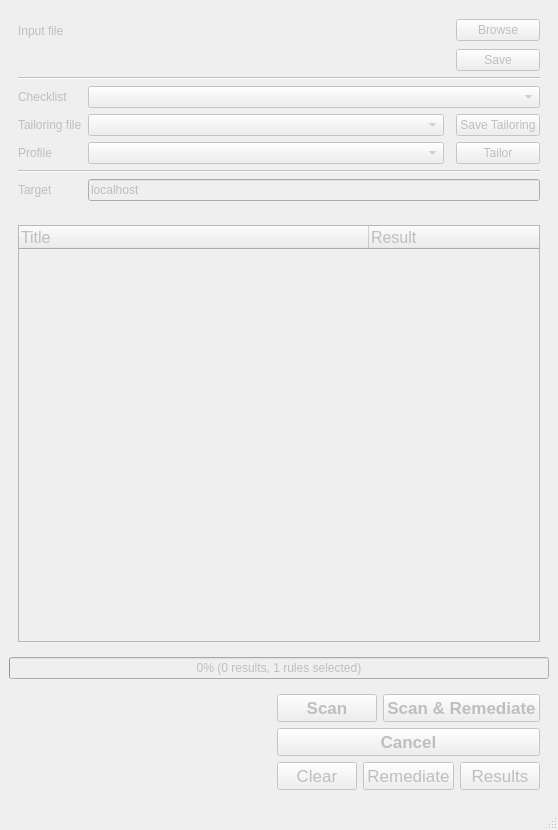
Before: the Qt Designer form ui/MainWindow.ui in OpenSCAP/scap-workbench, drawn with Qt 5.
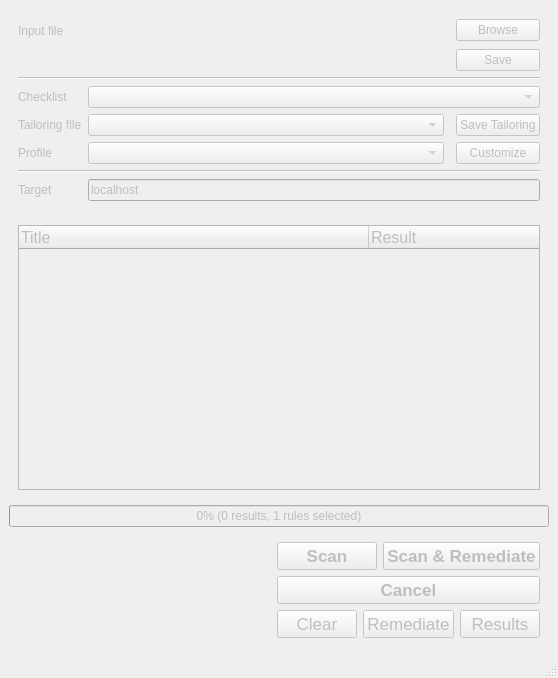
After: the same form once the commit is applied.

Commit message:
Renamed 'Tailor' (for profiles) to 'Customize'
This should be more intuitive, especially for new users.

```diff
--- a/ui/MainWindow.ui
+++ b/ui/MainWindow.ui
@@ -10,7 +10,7 @@
     <x>0</x>
     <y>0</y>
     <width>558</width>
-    <height>830</height>
+    <height>678</height>
    </rect>
   </property>
   <property name="windowTitle">
@@ -92,7 +92,7 @@
           <string>Creates a new profile that inherits selected profile, opens a window to edit the newly created profile.</string>
          </property>
          <property name="text">
-          <string>Tailor</string>
+          <string>Customize</string>
          </property>
         </widget>
        </item>
```
Left out of the diff: 2 changed lines with no effect on the pictures. The commit also changes 2 other files.
